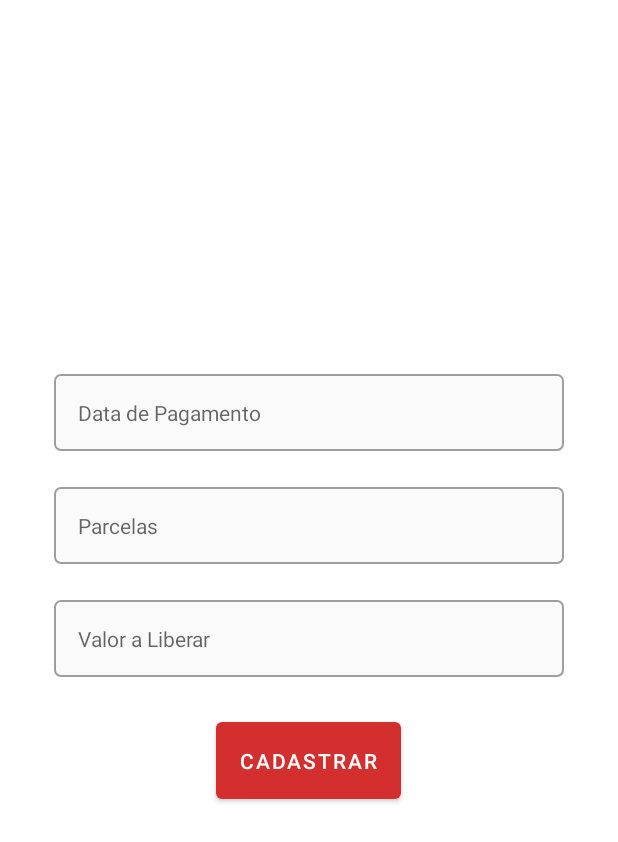
After one commit to aladinjunior/inadipay, an Android app: the RegisterNextActivity screen opened directly, with no data from a screen before it, on a phone screen of 412 x 824 dp. The commit adds this screen. Shown: the top 842 px of the screen. Run offline under Robolectric (Android 15) with nearby library versions, the light colour scheme and no system bars.

Commit message:
register new layout created

```diff
--- /dev/null
+++ b/app/src/main/java/co/aladinjunior/inadipay/register/view/RegisterNextActivity.kt
@@ -0,0 +1,148 @@
+package co.aladinjunior.inadipay.register.view
+
+import android.content.Intent
+import androidx.appcompat.app.AppCompatActivity
+import android.os.Bundle
+import android.os.Handler
+import android.os.Looper
+import android.widget.Toast
+import co.aladinjunior.inadipay.R
+import co.aladinjunior.inadipay.data.db.entities.Costumer
+import co.aladinjunior.inadipay.main.view.MainActivity
+import co.aladinjunior.inadipay.util.App
+import co.aladinjunior.inadipay.util.CPFUtil
+import co.aladinjunior.inadipay.util.DateUtil
+import co.aladinjunior.inadipay.util.Mask
+import com.google.android.material.textfield.TextInputEditText
+import com.google.android.material.textfield.TextInputLayout
+
+class RegisterNextActivity : AppCompatActivity() {
+    private lateinit var date: TextInputEditText
+    private lateinit var installment: TextInputEditText
+    private lateinit var amount: TextInputEditText
+    private lateinit var button: LoadingButton
+    private lateinit var installmentInputLayout: TextInputLayout
+    private lateinit var dateInputLayout: TextInputLayout
+    private lateinit var amountInputLayout: TextInputLayout
+
+    override fun onCreate(savedInstanceState: Bundle?) {
+        super.onCreate(savedInstanceState)
+        setContentView(R.layout.activity_register_next)
+
+        val name = intent?.extras?.getString("name")
+        val surname = intent?.extras?.getString("surname")
+        val cpf = intent?.extras?.getString("cpf")
+
+
+        date = findViewById(R.id.register_edit_date)
+        amount = findViewById(R.id.register_edit_amount_released)
+        installment = findViewById(R.id.register_edit_installment)
+        button = findViewById(R.id.register_button)
+
+        installmentInputLayout = findViewById(R.id.register_input_installment)
+        dateInputLayout = findViewById(R.id.register_input_date)
+        amountInputLayout = findViewById(R.id.register_input_amount_released)
+
+        date.addTextChangedListener(Mask.mask("##/##/####", date))
+
+        validateTextFields()
+
+
+
+
+        button = findViewById(R.id.register_button)
+        button.setOnClickListener {
+            button.showProgress(true)
+
+            if (formIsNotEmpty()){
+                if(!DateUtil.validateDate(date.text.toString())){
+                    dateInputLayout.error = getString(R.string.invalid_date)
+                    button.showProgress(false)
+                } else {
+                    val costumer = Costumer(firstName = name ?: " sem nome",
+                        secondName = surname ?: "sem sobrenome",
+                        cpf = cpf ?: "sem cpf",
+                        paymentDay = date.text.toString(),
+                        amountReleased = amount.text.toString())
+
+                    Thread{
+                        val app = application as App
+                        val dao = app.db.costumerDao()
+                        dao.insert(costumer)
+                        runOnUiThread {
+                            Toast.makeText(this, "salvo com sucesso", Toast.LENGTH_SHORT).show()
+                            button.showProgress(false)
+                        }
+                    }.start()
+
+                    val i = Intent(this, MainActivity::class.java)
+                    startActivity(i)
+
+                }
+
+            } else {
+                Handler(Looper.getMainLooper())
+                    .postDelayed({
+                        Toast.makeText(this, getString(R.string.any_field_can_be_null), Toast.LENGTH_SHORT).show()
+                        button.showProgress(false)
+                    }, 1000)
+
+
+            }
+
+
+
+
+
+
+        }
+
+
+    }
+
+
+
+
+    private fun formIsNotEmpty(): Boolean {
+        return (installment.text.toString().isNotEmpty()
+                && date.text.toString().isNotEmpty()
+                && amount.text.toString().isNotEmpty())
+    }
+
+
+    private fun validateTextFields() {
+
+//        date.setOnFocusChangeListener { v, hasFocus ->
+//            if (!hasFocus) {
+//                val text = date.text.toString().trim()
+//                if (text.isEmpty()) dateInputLayout.error =
+//                    getString(R.string.this_field_cant_be_null)
+//                if (text.length < 10) dateInputLayout.error = getString(R.string.invalid_date)
+//                else dateInputLayout.error = null
+//
+//            }
+//        }
+
+        amount.setOnFocusChangeListener { v, hasFocus ->
+            if (!hasFocus) {
+                val text = amount.text.toString().trim()
+                if (text.isEmpty()) amountInputLayout.error =
+                    getString(R.string.this_field_cant_be_null)
+                amountInputLayout.error = null
+
+            }
+        }
+
+        installment.setOnFocusChangeListener { v, hasFocus ->
+            if (!hasFocus) {
+                val text = installment.text.toString().trim()
+                if (text.isEmpty()) installmentInputLayout.error =
+                    getString(R.string.this_field_cant_be_null)
+                installmentInputLayout.error = null
+
+            }
+        }
+
+    }
+
+}
--- /dev/null
+++ b/app/src/main/res/layout/activity_register_next.xml
@@ -0,0 +1,76 @@
+<?xml version="1.0" encoding="utf-8"?>
+<ScrollView xmlns:android="http://schemas.android.com/apk/res/android"
+    xmlns:app="http://schemas.android.com/apk/res-auto"
+    xmlns:tools="http://schemas.android.com/tools"
+    android:layout_width="match_parent"
+    android:layout_height="match_parent"
+    tools:context=".register.view.RegisterActivity">
+
+    <LinearLayout
+        android:layout_width="match_parent"
+        android:layout_height="wrap_content"
+        android:orientation="vertical"
+        android:layout_gravity="center">
+
+
+
+
+        <com.google.android.material.textfield.TextInputLayout
+            style="@style/Theme.InadiPay.TextInputLayoutStyle"
+            android:id="@+id/register_input_date"
+            app:hintEnabled="false">
+
+            <com.google.android.material.textfield.TextInputEditText
+                android:id="@+id/register_edit_date"
+                style="@style/Theme.InadiPay.EditTextStyle"
+                android:hint="@string/payment_date"
+                android:inputType="date"/>
+
+        </com.google.android.material.textfield.TextInputLayout>
+
+
+
+        <com.google.android.material.textfield.TextInputLayout
+            style="@style/Theme.InadiPay.TextInputLayoutStyle"
+            android:id="@+id/register_input_installment"
+            app:hintEnabled="false">
+
+            <com.google.android.material.textfield.TextInputEditText
+                android:id="@+id/register_edit_installment"
+                style="@style/Theme.InadiPay.EditTextStyle"
+                android:hint="@string/installment"
+                android:inputType="number"/>
+
+        </com.google.android.material.textfield.TextInputLayout>
+
+        <com.google.android.material.textfield.TextInputLayout
+            style="@style/Theme.InadiPay.TextInputLayoutStyle"
+            android:id="@+id/register_input_amount_released"
+            app:hintEnabled="false">
+
+            <com.google.android.material.textfield.TextInputEditText
+                android:id="@+id/register_edit_amount_released"
+                style="@style/Theme.InadiPay.EditTextStyle"
+                android:hint="@string/amount_released"
+                android:inputType="number"/>
+
+        </com.google.android.material.textfield.TextInputLayout>
+
+        <co.aladinjunior.inadipay.register.view.LoadingButton
+            android:id="@+id/register_button"
+            app:text="@string/register"
+            android:backgroundTint="@color/red"
+            android:layout_width="wrap_content"
+            android:layout_height="wrap_content"
+            android:layout_marginBottom="12dp"
+            android:layout_marginStart="30dp"
+            android:layout_marginEnd="30dp"
+            android:layout_gravity="center"/>
+
+
+    </LinearLayout>
+
+
+
+
+</ScrollView>
--- a/app/src/main/res/values/strings.xml
+++ b/app/src/main/res/values/strings.xml
@@ -18,4 +18,7 @@
     <string name="any_field_can_be_null">Nenhum campo pode ser vazio</string>
     <string name="invalid_date">Data inválida</string>
     <string name="delete_message">Deseja excluir o registro?</string>
+    <string name="phone">Celular</string>
+    <string name="next">Avançar</string>
+    <string name="installment">Parcelas</string>
 </resources>
```
Also changed, not shown: app/src/main/AndroidManifest.xml (+5 -5 lines), app/src/main/java/co/aladinjunior/inadipay/register/view/RegisterActivity.kt (+20 -48 lines), app/src/main/res/layout/activity_register.xml (+6 -17 lines).
